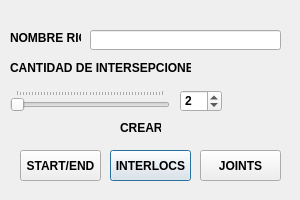
This is RIG/puntaApuntaRig.ui in lefan2016/CofcofStudiosPipeline as Qt 5 draws it before an edit. The edited form follows.
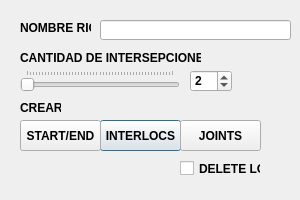
This is the edited form.

Commit message: NUEVA HERRAMIENTA PARA UI RIG FACE

```diff
--- a/RIG/puntaApuntaRig.ui
+++ b/RIG/puntaApuntaRig.ui
@@ -43,8 +43,8 @@
   <widget class="QPushButton" name="locatorsBt">
    <property name="geometry">
     <rect>
-     <x>110</x>
-     <y>150</y>
+     <x>100</x>
+     <y>120</y>
      <width>81</width>
      <height>31</height>
     </rect>
@@ -71,8 +71,8 @@
   <widget class="QLabel" name="label3">
    <property name="geometry">
     <rect>
-     <x>10</x>
-     <y>60</y>
+     <x>20</x>
+     <y>50</y>
      <width>181</width>
      <height>16</height>
     </rect>
@@ -84,8 +84,8 @@
   <widget class="QLabel" name="label1">
    <property name="geometry">
     <rect>
-     <x>10</x>
-     <y>30</y>
+     <x>20</x>
+     <y>20</y>
      <width>71</width>
      <height>16</height>
     </rect>
@@ -100,8 +100,8 @@
   <widget class="QLineEdit" name="lineEdit">
    <property name="geometry">
     <rect>
-     <x>90</x>
-     <y>30</y>
+     <x>100</x>
+     <y>20</y>
      <width>191</width>
      <height>20</height>
     </rect>
@@ -110,8 +110,8 @@
   <widget class="QSlider" name="horizontalSlider">
    <property name="geometry">
     <rect>
-     <x>10</x>
-     <y>90</y>
+     <x>20</x>
+     <y>70</y>
      <width>160</width>
      <height>22</height>
     </rect>
@@ -156,8 +156,8 @@
   <widget class="QSpinBox" name="spinBox">
    <property name="geometry">
     <rect>
-     <x>180</x>
-     <y>90</y>
+     <x>190</x>
+     <y>70</y>
      <width>42</width>
      <height>22</height>
     </rect>
@@ -172,8 +172,8 @@
   <widget class="QLabel" name="label1_2">
    <property name="geometry">
     <rect>
-     <x>120</x>
-     <y>120</y>
+     <x>20</x>
+     <y>100</y>
      <width>41</width>
      <height>16</height>
     </rect>
@@ -188,8 +188,8 @@
   <widget class="QPushButton" name="jointsBt">
    <property name="geometry">
     <rect>
-     <x>200</x>
-     <y>150</y>
+     <x>180</x>
+     <y>120</y>
      <width>81</width>
      <height>31</height>
     </rect>
@@ -217,7 +217,7 @@
    <property name="geometry">
     <rect>
      <x>20</x>
-     <y>150</y>
+     <y>120</y>
      <width>81</width>
      <height>31</height>
     </rect>
@@ -241,6 +241,19 @@
     <bool>false</bool>
    </property>
   </widget>
+  <widget class="QCheckBox" name="checkBoxLoc">
+   <property name="geometry">
+    <rect>
+     <x>180</x>
+     <y>160</y>
+     <width>81</width>
+     <height>17</height>
+    </rect>
+   </property>
+   <property name="text">
+    <string>DELETE LOC</string>
+   </property>
+  </widget>
  </widget>
  <tabstops>
   <tabstop>locatorsBt</tabstop>
```
The commit also changes 2 other files.
